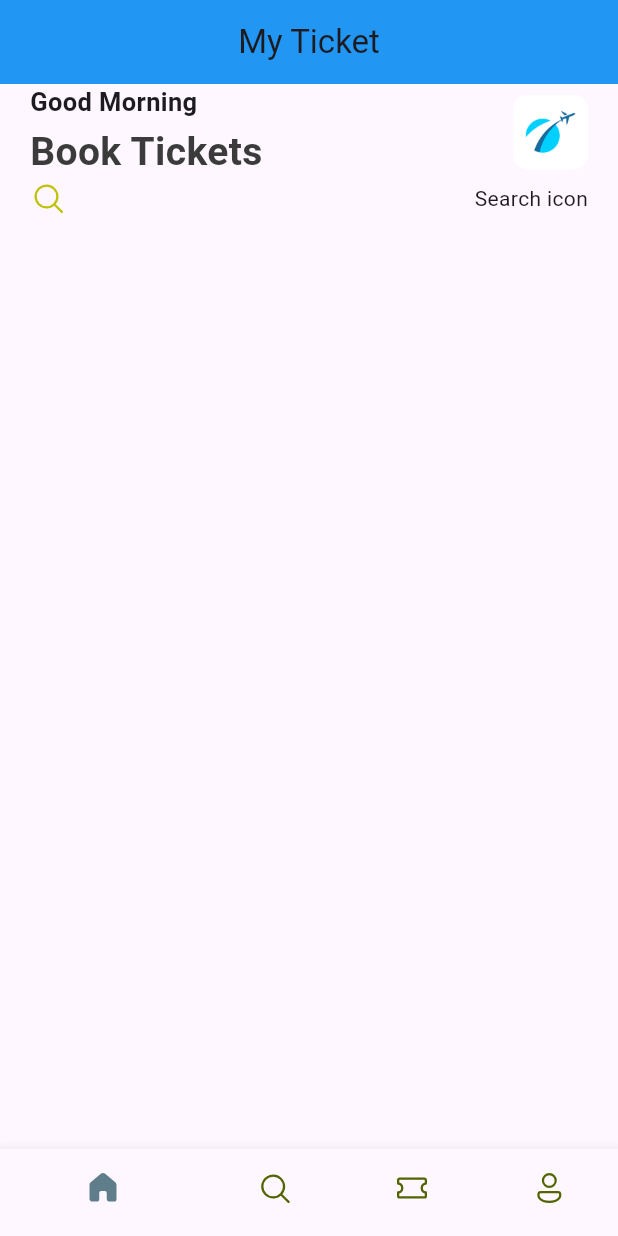
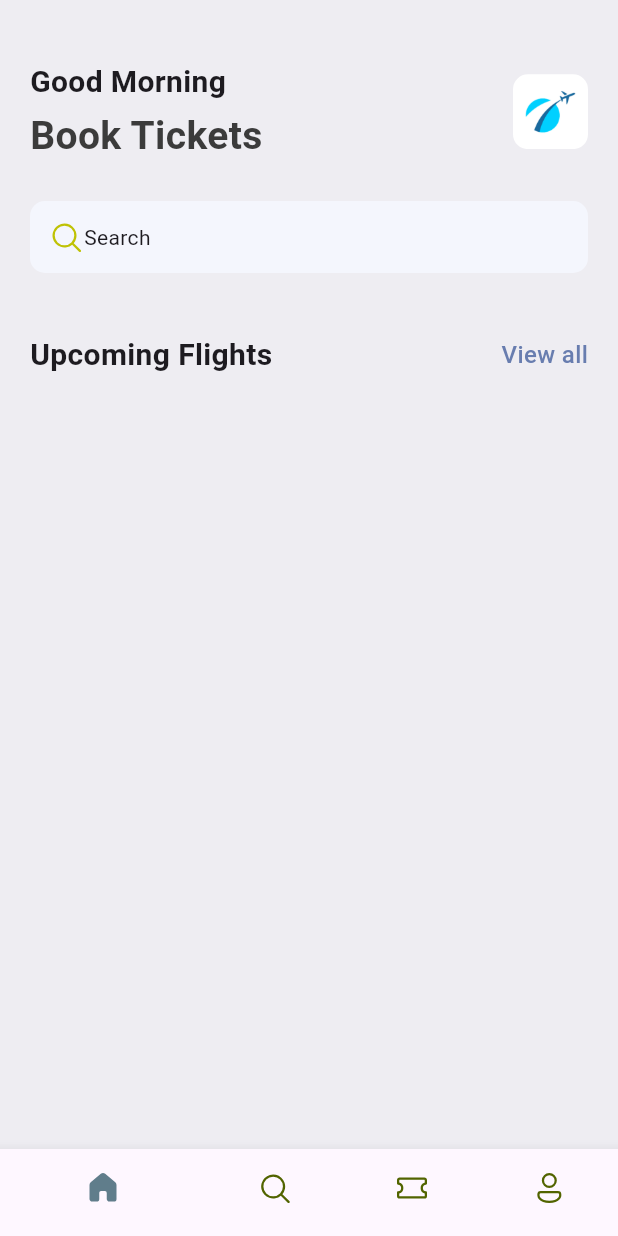
Before and after one commit to malise5/ticket_app, a Flutter app: the screen it shows after launch, on a phone screen of 412 x 824 dp. Run offline on Flutter 3.47's test engine with Material 3 defaults, Android fonts, the phone set to English and light mode, and no system bars; our stand-ins replace fluentui_icons.

```diff
--- a/lib/base/bottom_nav_bar.dart
+++ b/lib/base/bottom_nav_bar.dart
@@ -31,11 +31,11 @@ class _BottomNavBarState extends State<BottomNavBar> {
   @override
   Widget build(BuildContext context) {
     return Scaffold(
-      appBar: AppBar(
-        backgroundColor: Colors.blue,
-        centerTitle: true,
-        title: const Text('My Ticket'),
-      ),
+      // appBar: AppBar(
+      //   backgroundColor: Colors.blue,
+      //   centerTitle: true,
+      //   title: const Text('My Ticket'),
+      // ),
       body: Center(
         child: appScreens[_selectedIndex]
         ),
--- a/lib/base/res/styles/app_styles.dart
+++ b/lib/base/res/styles/app_styles.dart
@@ -3,12 +3,20 @@ import 'package:flutter/material.dart';
 Color primary = const Color(0xFF687daf);
 
 class AppStyles {
-  static Color primary = primary;
+  static Color primaryColor = primary;
   static Color textColor = const Color(0xFF3B3B3B);
 
+  static Color bgColor = const Color(0xFFeeedf2);
+
+  static TextStyle textStyle =
+      TextStyle(fontSize: 16, fontWeight: FontWeight.w500, color: textColor);
+
   static TextStyle headLineStyle1 =
-      TextStyle(fontSize: 26, fontWeight: FontWeight.w700, color: textColor);
+      TextStyle(fontSize: 26, fontWeight: FontWeight.bold, color: textColor);
 
   static TextStyle headLineStyle2 =
-      const TextStyle(fontSize: 17, fontWeight: FontWeight.w700);
+      const TextStyle(fontSize: 20, fontWeight: FontWeight.bold);
+
+  static TextStyle headLineStyle3 =
+      const TextStyle(fontSize: 17, fontWeight: FontWeight.w500);
 }
--- /dev/null
+++ b/lib/base/widgets/app_double_text.dart
@@ -0,0 +1,28 @@
+import 'package:flutter/material.dart';
+import 'package:ticket_app/base/res/styles/app_styles.dart';
+
+class AppDoubleText extends StatelessWidget {
+  const AppDoubleText({super.key, required this.bigText, required this.smallText});
+
+  final String  bigText;
+  final String smallText;
+
+  @override
+  Widget build(BuildContext context) {
+    return Row(
+        mainAxisAlignment: MainAxisAlignment.spaceBetween,
+        children: [
+
+          Text(bigText, style: AppStyles.headLineStyle2),
+          InkWell(
+            onTap: (){},
+
+            child: Text(smallText, style: AppStyles.textStyle.copyWith(
+              color: AppStyles.primaryColor
+            )),
+          ),
+
+        ],
+      );
+  }
+}
--- /dev/null
+++ b/lib/base/widgets/ticket_view.dart
@@ -0,0 +1,10 @@
+import 'package:flutter/material.dart';
+
+class TicketView extends StatelessWidget {
+  const TicketView({super.key});
+
+  @override
+  Widget build(BuildContext context) {
+    return const Placeholder();
+  }
+}
--- a/lib/main.dart
+++ b/lib/main.dart
@@ -11,10 +11,11 @@ class MyApp extends StatelessWidget {
 
   @override
   Widget build(BuildContext context) {
-    return MaterialApp(
-      title: 'Flutter Demo',
-      theme: ThemeData(),
-      home: const BottomNavBar(),
+    return const MaterialApp(
+      // title: 'Flutter Demo',
+      // theme: ThemeData(),
+      debugShowCheckedModeBanner: false,
+      home: BottomNavBar(),
     );
   }
 }
--- a/lib/screens/home_screen.dart
+++ b/lib/screens/home_screen.dart
@@ -2,6 +2,7 @@ import 'package:fluentui_icons/fluentui_icons.dart';
 import 'package:flutter/material.dart';
 import 'package:ticket_app/base/res/media.dart';
 import 'package:ticket_app/base/res/styles/app_styles.dart';
+import 'package:ticket_app/base/widgets/app_double_text.dart';
 
 class HomeScreen extends StatelessWidget {
   const HomeScreen({super.key});
@@ -10,9 +11,11 @@ class HomeScreen extends StatelessWidget {
   Widget build(BuildContext context) {
     //column
     return Scaffold(
-      //want scrollable effect
+      //want scrollable
+      backgroundColor: AppStyles.bgColor,
       body: ListView(
         children: [
+          const SizedBox(height: 40),
           //1
           Container(
             // color: const Color.fromARGB(255, 33, 243, 173),
@@ -50,13 +53,31 @@ class HomeScreen extends StatelessWidget {
                     )
                   ],
                 ),
-                const Row(
-                  mainAxisAlignment: MainAxisAlignment.spaceBetween,
-                  children: [
-                    Icon(FluentSystemIcons.ic_fluent_search_regular, color: Color(0xFFBFC205),),
-                    Text("Search icon"),
+                const SizedBox(height: 25),
+                Container(
+                  padding:
+                      const EdgeInsets.symmetric(horizontal: 12, vertical: 12),
+                  decoration: BoxDecoration(
+                      borderRadius: BorderRadius.circular(10),
+                      color: Color(0xFFF4F6FD)),
+                  child: const Row(
+                    // mainAxisAlignment: MainAxisAlignment.spaceBetween,
+                    children: [
+                      Icon(
+                        FluentSystemIcons.ic_fluent_search_regular,
+                        color: Color(0xFFBFC205),
+                      ),
+                      Text("Search"),
                     ],
-                )
+                  ),
+                ),
+                const SizedBox(height: 40),
+                const AppDoubleText(
+                  bigText: 'Upcoming Flights',
+                  smallText: 'View all',
+                ),
+
+
               ],
             ),
           )
```
